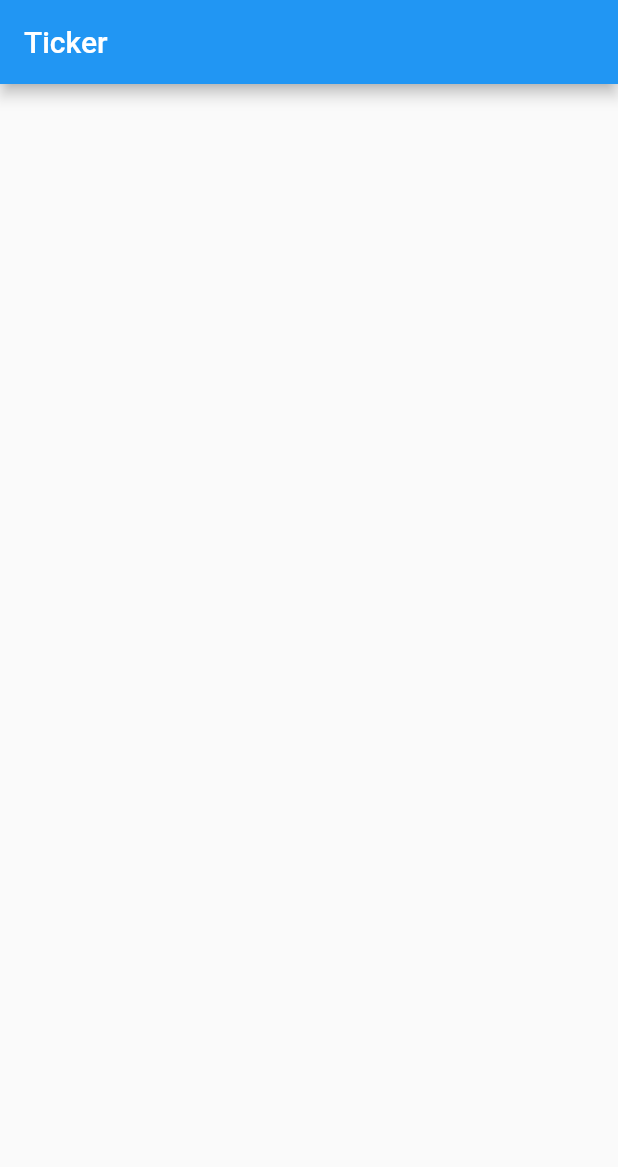
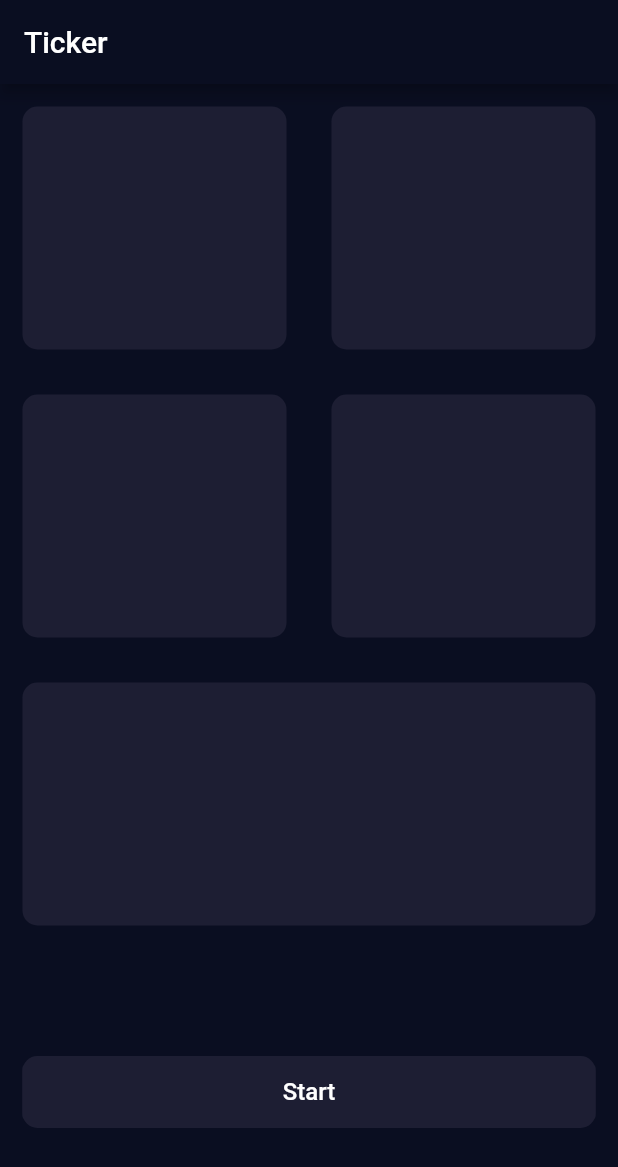
Before and after one commit to Arslanbutt/Ticker, a Flutter app: the screen it shows after launch, on a phone screen of 412 x 824 dp. Shown: the top 1167 px of the screen. Run offline on Flutter 3.47's test engine with Material 2 defaults, Android fonts, the phone set to English and light mode, and no system bars.

Commit message:
Add Initial Layout and remove previously added dart package

```diff
--- /dev/null
+++ b/lib/input.dart
@@ -0,0 +1,172 @@
+import 'package:flutter/material.dart';
+
+class Input extends StatefulWidget {
+  Input({Key key, this.title}) : super(key: key);
+  final String title;
+
+  @override
+  _InputState createState() => _InputState();
+}
+
+class _InputState extends State<Input> {
+  @override
+  Widget build(BuildContext context) {
+    return Scaffold(
+      appBar: AppBar(
+        title: Text(widget.title),
+      ),
+      body: Center(
+        child: Column(
+          children: [
+            Expanded(
+              flex: 1,
+              child: Row(
+                children: [
+                  Expanded(
+                    flex: 1,
+                    child: ReusableCard(),
+                  ),
+                  Expanded(flex: 1, child: ReusableCard()),
+                ],
+              ),
+            ),
+            Expanded(
+              flex: 1,
+              child: Row(
+                children: [
+                  Expanded(flex: 1, child: ReusableCard()),
+                  Expanded(flex: 1, child: ReusableCard()),
+                ],
+              ),
+            ),
+            Expanded(
+              child: Row(
+                children: [
+                  Expanded(child: ReusableCard()),
+                ],
+              ),
+            ),
+            Expanded(
+              child: Row(
+                children: [
+                  Expanded(
+                    child: Container(
+                      decoration: BoxDecoration(
+                        color: Color(0XFF1D1E33),
+                        borderRadius: BorderRadius.circular(10.0),
+                      ),
+                      margin: EdgeInsets.all(15.0),
+                      child: FlatButton(
+                        color: Color(0XFF1D1E33),
+                        child: Text(
+                          "Start",
+                          style: TextStyle(
+                            fontSize: 16.0,
+                            color: Colors.white,
+                          ),
+                        ),
+                        onPressed: () {},
+                      ),
+                    ),
+                  ),
+                ],
+              ),
+            ),
+          ],
+        ),
+        /*child: Padding(
+          padding: const EdgeInsets.only(top: 10.0),
+          child: Column(
+            children: [
+              Text(
+                "Work",
+                style: TextStyle(
+                  fontSize: 20.0,
+                ),
+              ),
+              SizedBox(
+                height: 25.0,
+              ),
+              Row(
+                mainAxisAlignment: MainAxisAlignment.center,
+                children: [
+                  Container(
+                    height: 50,
+                    child: NumberPicker.integer(
+                      decoration: new BoxDecoration(
+                        border: new Border(
+                          top: new BorderSide(
+                            style: BorderStyle.solid,
+                            color: Colors.blue,
+                          ),
+                          bottom: new BorderSide(
+                            style: BorderStyle.solid,
+                            color: Colors.blue,
+                          ),
+                        ),
+                      ),
+                      initialValue: _currentValue,
+                      minValue: 0,
+                      maxValue: 59,
+                      zeroPad: true,
+                      infiniteLoop: true,
+                      highlightSelectedValue: true,
+                      onChanged: (newValue) =>
+                          setState(() => _currentValue = newValue - 1),
+                    ),
+                  ),
+                  SizedBox(
+                    width: 10.0,
+                  ),
+                  Container(
+                    height: 50,
+                    child: NumberPicker.integer(
+                      decoration: new BoxDecoration(
+                        border: new Border(
+                          top: new BorderSide(
+                            style: BorderStyle.solid,
+                            color: Colors.blue,
+                          ),
+                          bottom: new BorderSide(
+                            style: BorderStyle.solid,
+                            color: Colors.blue,
+                          ),
+                        ),
+                      ),
+                      initialValue: _currentValue,
+                      minValue: 0,
+                      maxValue: 59,
+                      zeroPad: true,
+                      infiniteLoop: true,
+                      highlightSelectedValue: true,
+                      onChanged: (newValue) =>
+                          setState(() => _currentValue = newValue - 1),
+                    ),
+                  ),
+                ],
+              ),
+            ],
+          ),
+        ),*/
+      ),
+      // This trailing comma makes auto-formatting nicer for build methods.
+    );
+  }
+}
+
+class ReusableCard extends StatelessWidget {
+  const ReusableCard({
+    Key key,
+  }) : super(key: key);
+
+  @override
+  Widget build(BuildContext context) {
+    return Container(
+      decoration: BoxDecoration(
+        color: Color(0XFF1D1E33),
+        borderRadius: BorderRadius.circular(10.0),
+      ),
+      margin: EdgeInsets.all(15.0),
+    );
+  }
+}
--- a/lib/main.dart
+++ b/lib/main.dart
@@ -1,4 +1,5 @@
 import 'package:flutter/material.dart';
+import 'input.dart';
 
 void main() {
   runApp(MyApp());
@@ -10,32 +11,11 @@ class MyApp extends StatelessWidget {
   Widget build(BuildContext context) {
     return MaterialApp(
       title: 'Ticker',
-      theme: ThemeData(
-        primarySwatch: Colors.blue,
-        visualDensity: VisualDensity.adaptivePlatformDensity,
+      theme: ThemeData.dark().copyWith(
+        primaryColor: Color(0XFF0A0E21),
+        scaffoldBackgroundColor: Color(0XFF0A0E21),
       ),
-      home: MyHomePage(title: 'Ticker'),
+      home: Input(title: 'Ticker'),
     );
   }
 }
-
-class MyHomePage extends StatefulWidget {
-  MyHomePage({Key key, this.title}) : super(key: key);
-  final String title;
-
-  @override
-  _MyHomePageState createState() => _MyHomePageState();
-}
-
-class _MyHomePageState extends State<MyHomePage> {
-  @override
-  Widget build(BuildContext context) {
-    return Scaffold(
-      appBar: AppBar(
-        title: Text(widget.title),
-      ),
-      body: Center(),
-      // This trailing comma makes auto-formatting nicer for build methods.
-    );
-  }
-}
```
Also changed, not shown: pubspec.lock.
